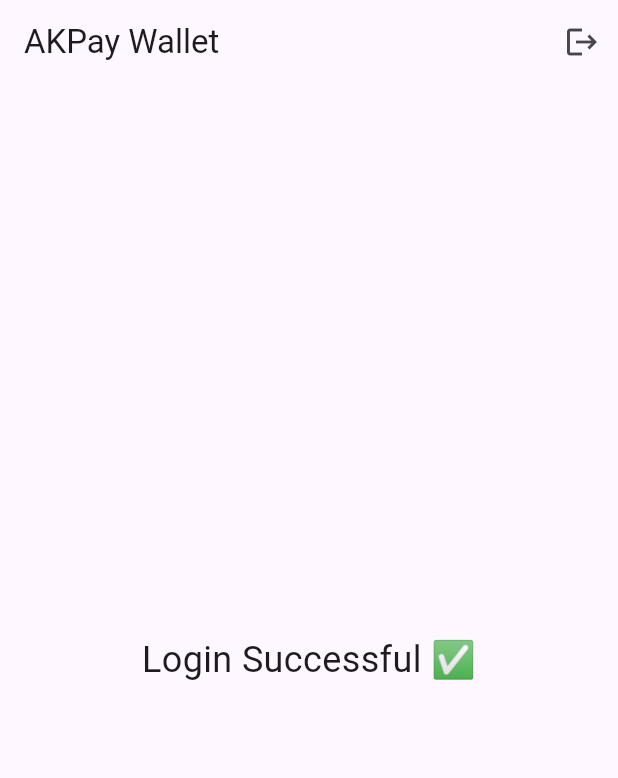
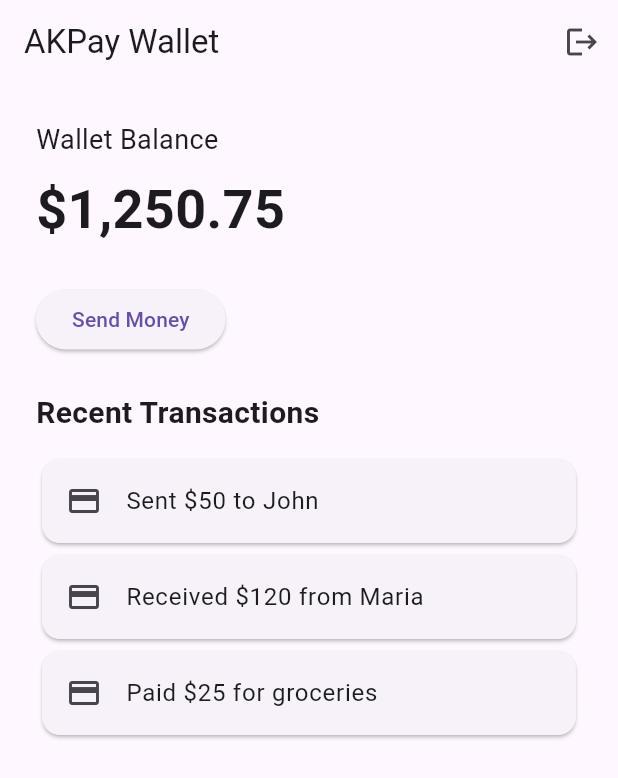
Before and after one commit to TechByAK/akpay_mobile_app, a Flutter app: the HomeScreen screen opened directly, on a phone screen of 412 x 824 dp. Shown: the top 778 px of the screen. Run offline on Flutter 3.47's test engine with Material 3 defaults, Android fonts, the phone set to English and light mode, and no system bars.

Commit message:
Task 6 completed — core features

```diff
--- a/lib/main.dart
+++ b/lib/main.dart
@@ -140,6 +140,12 @@ class HomeScreen extends StatelessWidget {
 
   @override
   Widget build(BuildContext context) {
+    final transactions = [
+      'Sent \$50 to John',
+      'Received \$120 from Maria',
+      'Paid \$25 for groceries',
+    ];
+
     void logout() {
       Navigator.pushReplacement(
         context,
@@ -154,10 +160,37 @@ class HomeScreen extends StatelessWidget {
           IconButton(onPressed: logout, icon: const Icon(Icons.logout)),
         ],
       ),
-      body: const Center(
-        child: Text(
-          'Login Successful ✅',
-          style: TextStyle(fontSize: 24),
+      body: Padding(
+        padding: const EdgeInsets.all(24),
+        child: Column(
+          crossAxisAlignment: CrossAxisAlignment.start,
+          children: [
+            const Text('Wallet Balance', style: TextStyle(fontSize: 18)),
+            const SizedBox(height: 8),
+            const Text(
+              '\$1,250.75',
+              style: TextStyle(fontSize: 36, fontWeight: FontWeight.bold),
+            ),
+            const SizedBox(height: 24),
+            ElevatedButton(
+              onPressed: () {},
+              child: const Text('Send Money'),
+            ),
+            const SizedBox(height: 24),
+            const Text(
+              'Recent Transactions',
+              style: TextStyle(fontSize: 20, fontWeight: FontWeight.bold),
+            ),
+            const SizedBox(height: 12),
+            ...transactions.map(
+              (transaction) => Card(
+                child: ListTile(
+                  leading: const Icon(Icons.payment),
+                  title: Text(transaction),
+                ),
+              ),
+            ),
+          ],
         ),
       ),
     );
```
Also changed, not shown: 1 other file.
